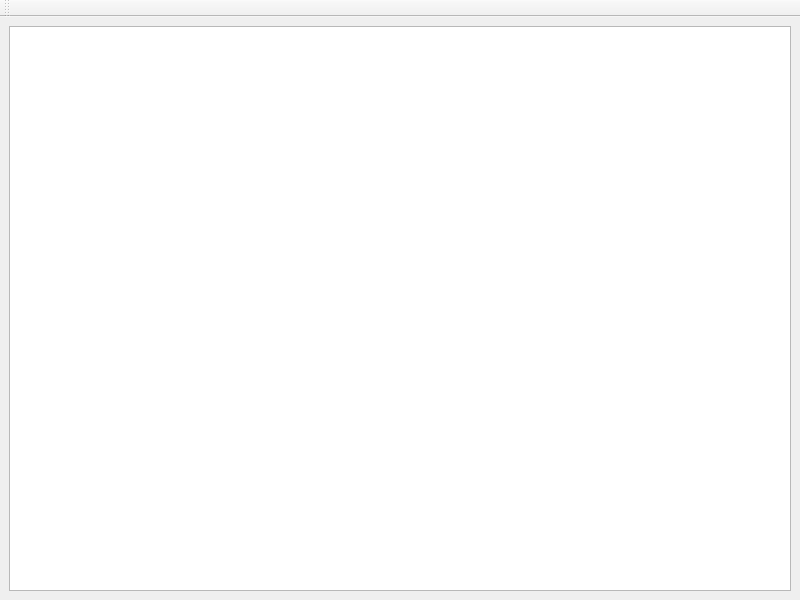
stijnvermeir/mtgcards, file mtgcards/poolwindow.ui: the form before one commit.
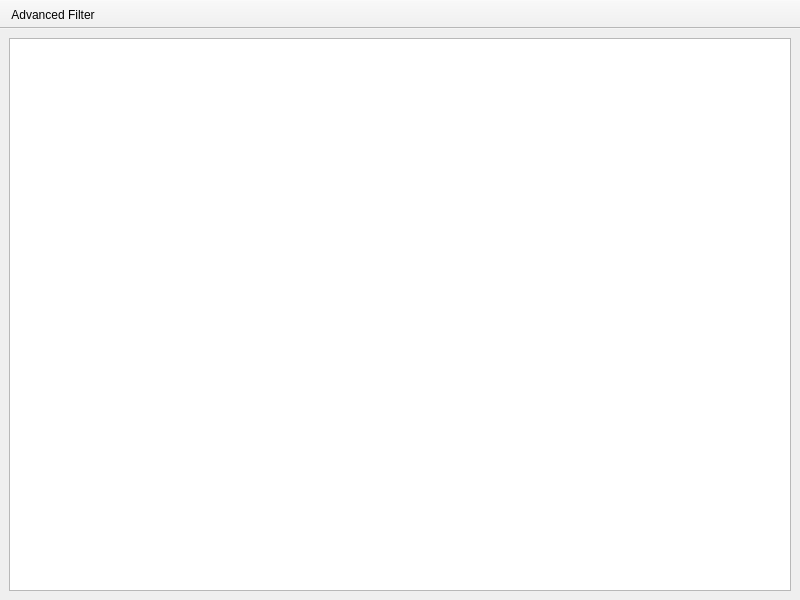
The form after the commit. Icons and pictures are not drawn.

Commit message: Filter dialog + About dialog

The edit to the form file:
```diff
--- a/mtgcards/poolwindow.ui
+++ b/mtgcards/poolwindow.ui
@@ -24,13 +24,38 @@
    <property name="windowTitle">
     <string>toolBar</string>
    </property>
+   <property name="movable">
+    <bool>false</bool>
+   </property>
+   <property name="iconSize">
+    <size>
+     <width>16</width>
+     <height>16</height>
+    </size>
+   </property>
+   <property name="floatable">
+    <bool>false</bool>
+   </property>
    <attribute name="toolBarArea">
     <enum>TopToolBarArea</enum>
    </attribute>
    <attribute name="toolBarBreak">
     <bool>false</bool>
    </attribute>
+   <addaction name="actionAdvancedFilter"/>
   </widget>
+  <action name="actionAdvancedFilter">
+   <property name="checkable">
+    <bool>true</bool>
+   </property>
+   <property name="icon">
+    <iconset resource="mtgcards.qrc">
+     <normaloff>:/resources/icons/funnel2.svg</normaloff>:/resources/icons/funnel2.svg</iconset>
+   </property>
+   <property name="text">
+    <string>Advanced Filter</string>
+   </property>
+  </action>
  </widget>
  <resources/>
  <connections/>
```
Left out of the diff: 4 changed lines with no effect on the pictures. The commit also changes 16 other files.
